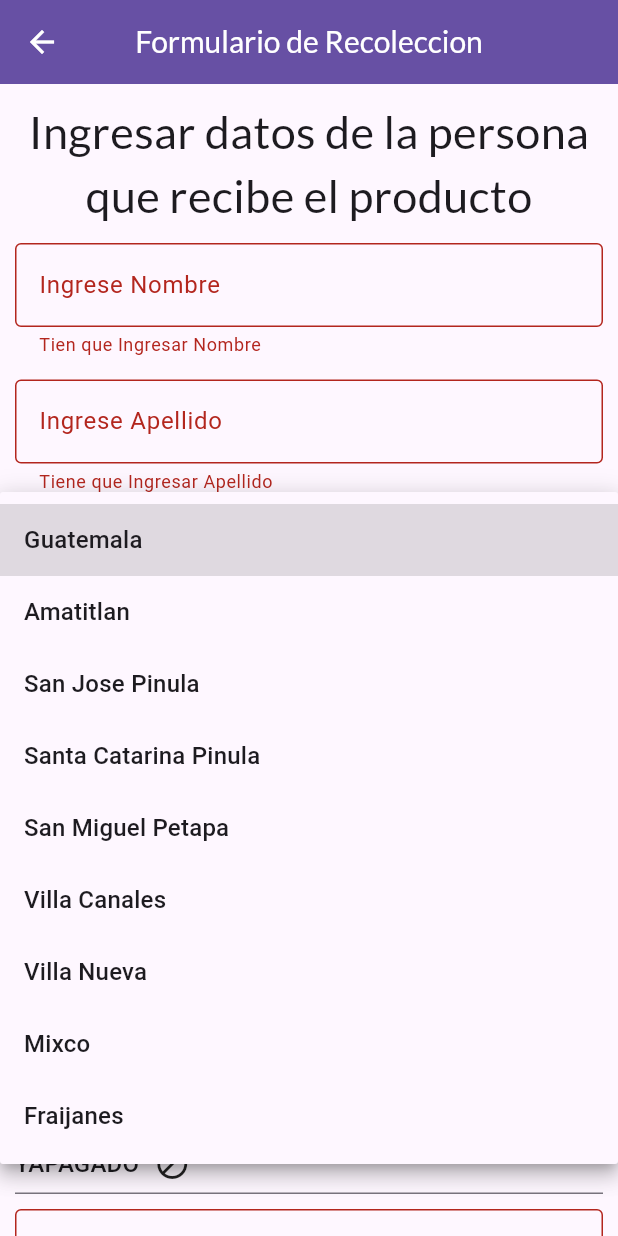
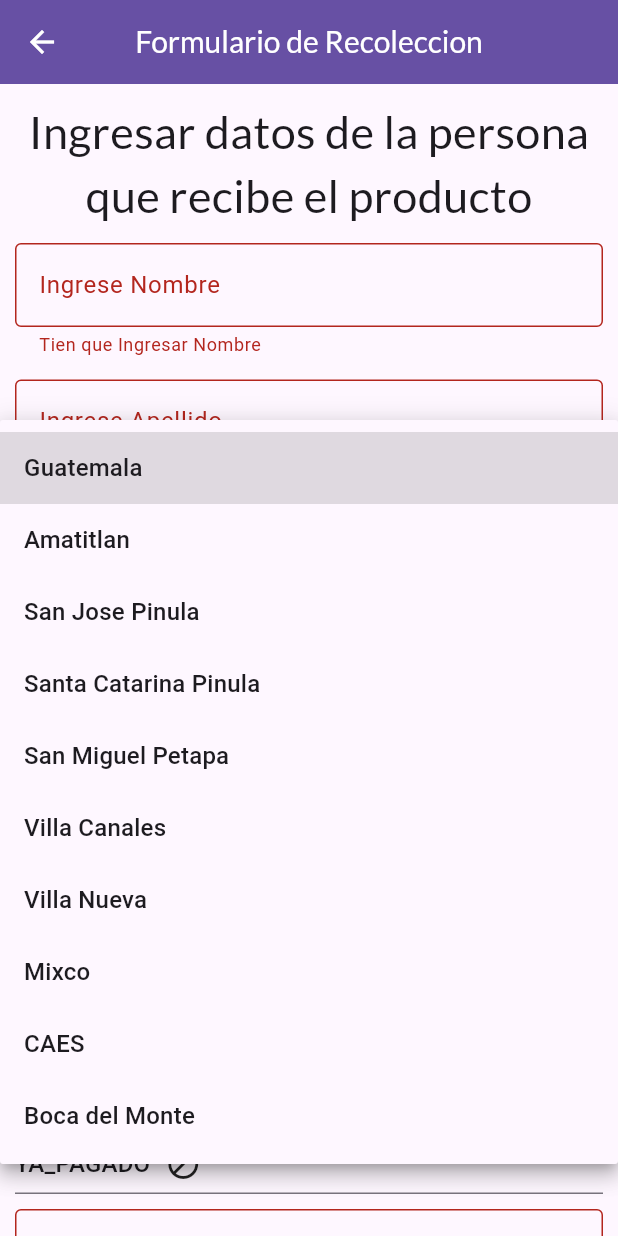
Before and after one commit to devmmxiv/mensajeriaEGAppmobile, a Flutter app: the SavePage screen opened directly with empty values, after a tap on "Grabar", after a tap on "Guatemala", on a phone screen of 412 x 824 dp. Run offline on Flutter 3.47's test engine with Material 3 defaults, Android fonts, the light colour scheme and no system bars; our stand-ins replace flutter_dotenv, flutter_form_builder, form_builder_validators, sizer, sqflite; missing offline and left inert: currency_formatter; accounts and stored records are empty; Roboto replaces fonts that are missing (lato).

Commit message:
factorizaciones varias

```diff
--- a/lib/enums/tipo_pago_enum.dart
+++ b/lib/enums/tipo_pago_enum.dart
@@ -1 +1,3 @@
-enum TipoPago { efectivo, transferencia, tarjeta, yapagado }
+enum TipoPago {
+   // ignore: constant_identifier_names
+   EFECTIVO, TRANSFERENCIA, TARJETA, YA_PAGADO }
--- a/lib/models/municpios_model.dart
+++ b/lib/models/municpios_model.dart
@@ -20,6 +20,7 @@ class Municipio {
     Municipio(id: 6, nombre: 'Villa Canales'), //, code: '1'),
     Municipio(id: 7, nombre: 'Villa Nueva'), //, code: '1'),
     Municipio(id: 8, nombre: 'Mixco'), // code: '8'),
-    Municipio(id: 9, nombre: 'Fraijanes'), //, code: '1'),
+    Municipio(id: 9, nombre: 'CAES'), //, code: '1'),
+     Municipio(id: 10, nombre: 'Boca del Monte'),
   ];
 }
--- a/lib/pages/list_page.dart
+++ b/lib/pages/list_page.dart
@@ -60,8 +60,8 @@ class _ListRecoleccionesState extends State<_ListRecolecciones> {
         "0.00",
         "",
         0,
-         "creada",
-         "efectivo",
+        "CREADA",
+        "EFECTIVO",
         // Municipio(id: 1, name: "", code: ""),
         Municipio(id: 1, nombre: ""),
         Cliente(id: 0, nombre: '', apellido: '', telefono: '', direcciones: []),
@@ -476,11 +476,7 @@ class _ListRecoleccionesState extends State<_ListRecolecciones> {
   // ignore: non_constant_identifier_names
   Widget BotonFlotante(Recoleccion r) {
     if (singleton.perfilUsuario == "EMPLEADO") {
-
-
       return Container();
-
-
     } else {
       return FloatingActionButton(
         onPressed: () {
--- a/lib/pages/save_page.dart
+++ b/lib/pages/save_page.dart
@@ -37,7 +37,7 @@ class _SavePageState extends State<SavePage> {
   final _formKey = GlobalKey<FormState>();
   final _scafoldKey = GlobalKey<ScaffoldState>();
   String tipopagoValue = "";
-  TipoPago t = TipoPago.efectivo;
+  TipoPago t = TipoPago.EFECTIVO;
   Future<Recoleccion>? _futureRecoleccion;
 
   @override
@@ -99,15 +99,15 @@ class _SavePageState extends State<SavePage> {
       recoleccion.clienteEnvia.id = user.id;
     }
 
-    if (TipoPago.efectivo.name == recoleccion.tipoPago.toLowerCase()) {
-      t = TipoPago.efectivo;
-    } else if (recoleccion.tipoPago.toLowerCase() == TipoPago.tarjeta.name) {
-      t = TipoPago.tarjeta;
-    } else if (recoleccion.tipoPago.toLowerCase() ==
-        TipoPago.transferencia.name) {
-      t = TipoPago.transferencia;
+    if (TipoPago.EFECTIVO.name == recoleccion.tipoPago.toUpperCase()) {
+      t = TipoPago.EFECTIVO;
+    } else if (recoleccion.tipoPago.toUpperCase() == TipoPago.TARJETA.name) {
+      t = TipoPago.TARJETA;
+    } else if (recoleccion.tipoPago.toUpperCase() ==
+        TipoPago.TRANSFERENCIA.name) {
+      t = TipoPago.TRANSFERENCIA;
     } else {
-      t = TipoPago.yapagado;
+      t = TipoPago.YA_PAGADO;
     }
   }
 
@@ -231,7 +231,7 @@ class _SavePageState extends State<SavePage> {
                       TextFormField(
                         onChanged: (value) => {
                           recoleccion.zonaEntrega =
-                              int.parse(zonaRecibeController.text)
+                              int.tryParse(zonaRecibeController.text)!
                         },
                         controller: zonaRecibeController,
                         keyboardType: TextInputType.number,
@@ -262,7 +262,7 @@ class _SavePageState extends State<SavePage> {
                         onChange: (TipoPago tipoPago) {
                           recoleccion.tipoPago = tipoPago.name;
 
-                          if (tipoPago.name == TipoPago.yapagado.name) {
+                          if (tipoPago.name == TipoPago.YA_PAGADO.name) {
                             recoleccion.totalCobrar = '0.00';
                             precioProductoController.text = '0.00';
                           }
@@ -383,7 +383,6 @@ class _SavePageState extends State<SavePage> {
         throw Exception('Failed to update recoleccion.');
       }
     } else {
-      recoleccion.id = Random().nextInt(1000);
       dato = await createRecoleccion(recoleccion);
       //Operation.instance.insertRecoleccion(recoleccion);
       if (!dato) {
```
Also changed, not shown: 1 other file. Lines whose indentation alone changed are shown as unchanged.
